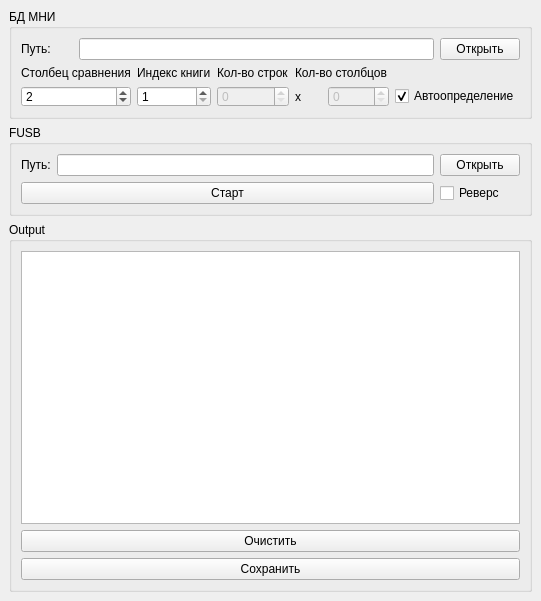
Above: untitled.ui from sh94ya/MNI before the change. Below: the same form after it.
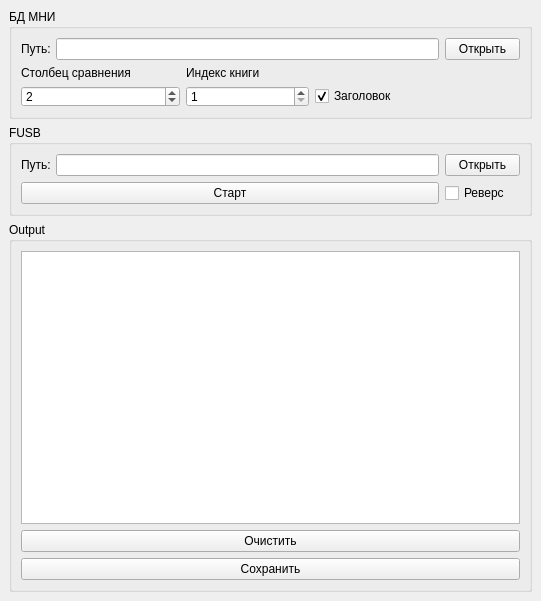
That is the form after the change.

The edit to the form file:
```diff
--- a/untitled.ui
+++ b/untitled.ui
@@ -27,6 +27,19 @@
        <string>БД МНИ</string>
       </property>
       <layout class="QGridLayout" name="gridLayout">
+       <item row="3" column="0" colspan="2">
+        <widget class="QSpinBox" name="spinBox_4">
+         <property name="minimum">
+          <number>1</number>
+         </property>
+         <property name="maximum">
+          <number>10000</number>
+         </property>
+         <property name="value">
+          <number>2</number>
+         </property>
+        </widget>
+       </item>
        <item row="3" column="2">
         <widget class="QSpinBox" name="spinBox">
          <property name="minimum">
@@ -47,34 +60,6 @@
          </property>
         </widget>
        </item>
-       <item row="3" column="4">
-        <widget class="QLabel" name="label_6">
-         <property name="text">
-          <string>x</string>
-         </property>
-        </widget>
-       </item>
-       <item row="0" column="0">
-        <widget class="QLabel" name="label">
-         <property name="text">
-          <string>Путь:</string>
-         </property>
-        </widget>
-       </item>
-       <item row="0" column="8">
-        <widget class="QPushButton" name="pushButton">
-         <property name="text">
-          <string>Открыть</string>
-         </property>
-        </widget>
-       </item>
-       <item row="1" column="4" colspan="3">
-        <widget class="QLabel" name="label_5">
-         <property name="text">
-          <string>Кол-во столбцов</string>
-         </property>
-        </widget>
-       </item>
        <item row="1" column="0" colspan="2">
         <widget class="QLabel" name="label_2">
          <property name="toolTip">
@@ -85,59 +70,45 @@
          </property>
         </widget>
        </item>
-       <item row="3" column="7" colspan="2">
+       <item row="0" column="0">
+        <widget class="QLabel" name="label">
+         <property name="maximumSize">
+          <size>
+           <width>29</width>
+           <height>16777215</height>
+          </size>
+         </property>
+         <property name="text">
+          <string>Путь:</string>
+         </property>
+        </widget>
+       </item>
+       <item row="0" column="4">
+        <widget class="QPushButton" name="pushButton">
+         <property name="maximumSize">
+          <size>
+           <width>75</width>
+           <height>16777215</height>
+          </size>
+         </property>
+         <property name="text">
+          <string>Открыть</string>
+         </property>
+        </widget>
+       </item>
+       <item row="3" column="3" colspan="2">
         <widget class="QCheckBox" name="checkBox">
          <property name="text">
-          <string>Автоопределение</string>
+          <string>Заголовок</string>
          </property>
          <property name="checked">
           <bool>true</bool>
          </property>
         </widget>
        </item>
-       <item row="0" column="1" colspan="7">
+       <item row="0" column="1" colspan="3">
         <widget class="QLineEdit" name="lineEdit"/>
        </item>
-       <item row="1" column="3">
-        <widget class="QLabel" name="label_4">
-         <property name="text">
-          <string>Кол-во строк</string>
-         </property>
-        </widget>
-       </item>
-       <item row="3" column="3">
-        <widget class="QSpinBox" name="spinBox_2">
-         <property name="enabled">
-          <bool>false</bool>
-         </property>
-         <property name="maximum">
-          <number>1000000000</number>
-         </property>
-        </widget>
-       </item>
-       <item row="3" column="5" colspan="2">
-        <widget class="QSpinBox" name="spinBox_3">
-         <property name="enabled">
-          <bool>false</bool>
-         </property>
-         <property name="maximum">
-          <number>10000</number>
-         </property>
-        </widget>
-       </item>
-       <item row="3" column="0" colspan="2">
-        <widget class="QSpinBox" name="spinBox_4">
-         <property name="minimum">
-          <number>1</number>
-         </property>
-         <property name="maximum">
-          <number>10000</number>
-         </property>
-         <property name="value">
-          <number>2</number>
-         </property>
-        </widget>
-       </item>
       </layout>
      </widget>
     </item>
@@ -155,6 +126,12 @@
       <layout class="QGridLayout" name="gridLayout_2">
        <item row="0" column="0">
         <widget class="QLabel" name="label_3">
+         <property name="maximumSize">
+          <size>
+           <width>29</width>
+           <height>16777215</height>
+          </size>
+         </property>
          <property name="text">
           <string>Путь:</string>
          </property>
@@ -165,6 +142,12 @@
        </item>
        <item row="0" column="2">
         <widget class="QPushButton" name="pushButton_2">
+         <property name="maximumSize">
+          <size>
+           <width>75</width>
+           <height>16777215</height>
+          </size>
+         </property>
          <property name="text">
           <string>Открыть</string>
          </property>
```
